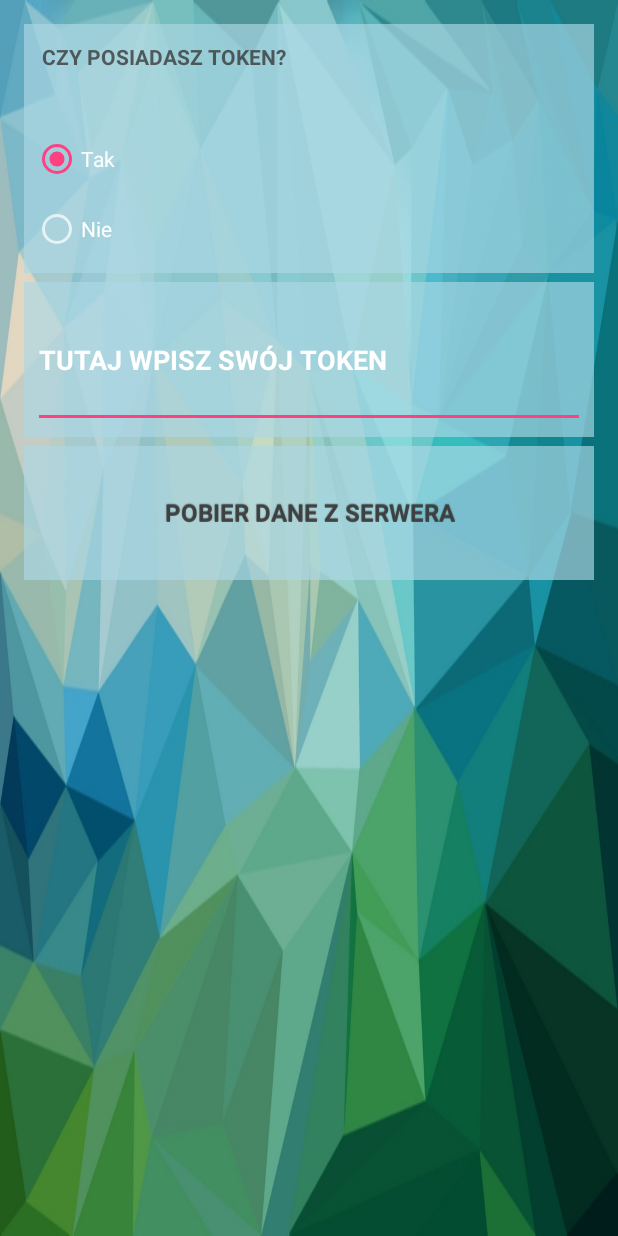
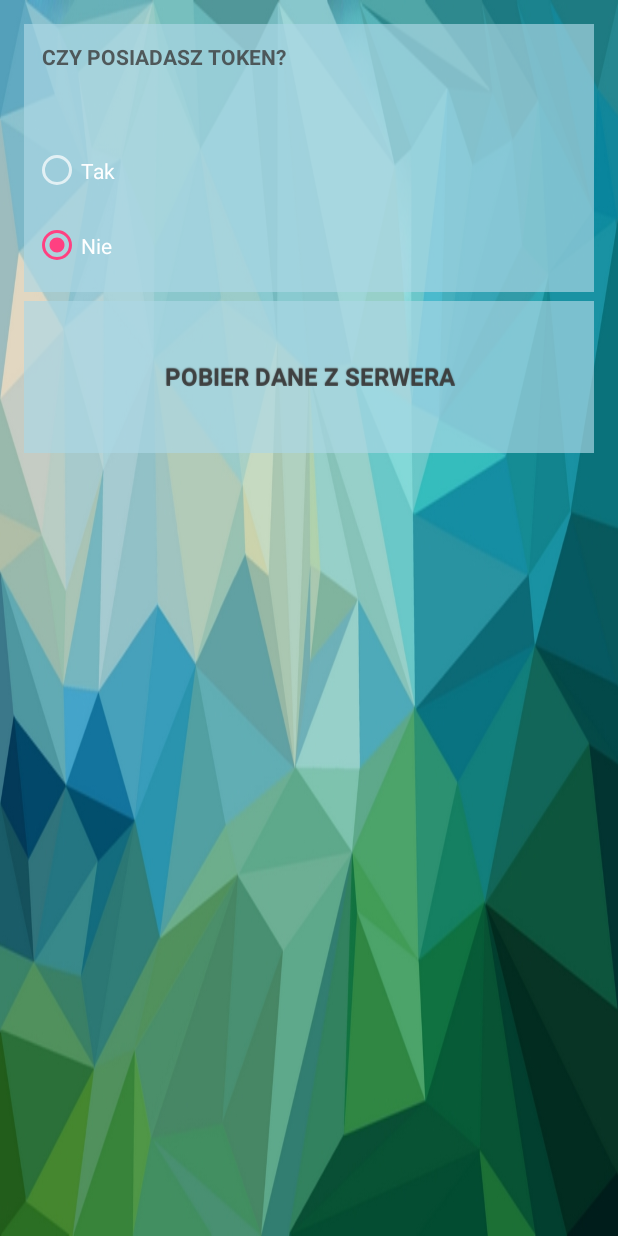
Before and after one commit to mateusz93/Students-henchman, an Android app: the ReadDataActivity screen opened directly, with no data from a screen before it, on a phone screen of 412 x 824 dp. Run offline under Robolectric (Android 15) with nearby library versions, the phone set to English and light mode, and no system bars.

Commit message:
Pojawiajacy sie / znikajacy EditText dla tokenow

```diff
--- a/StudentsHenchmanClient/app/src/main/java/edu/p/lodz/pl/studentshenchman/ReadDataActivity.java
+++ b/StudentsHenchmanClient/app/src/main/java/edu/p/lodz/pl/studentshenchman/ReadDataActivity.java
@@ -3,6 +3,13 @@ package edu.p.lodz.pl.studentshenchman;
 import android.content.Intent;
 import android.support.v7.app.AppCompatActivity;
 import android.os.Bundle;
+import android.view.View;
+import android.widget.Button;
+import android.widget.CompoundButton;
+import android.widget.EditText;
+import android.widget.RadioButton;
+import android.widget.RadioGroup;
+import android.widget.TableRow;
 
 import edu.p.lodz.pl.studentshenchman.abstract_ui.StudentShenchmanMainActivity;
 
@@ -13,6 +20,21 @@ public class ReadDataActivity extends StudentShenchmanMainActivity {
     protected void onCreate(Bundle savedInstanceState) {
         super.onCreate(savedInstanceState);
         setContentView(R.layout.activity_read_data);
+
+        final TableRow tokenValueTableRow = (TableRow) findViewById(R.id.tokenValueTableRow);
+
+        RadioGroup radioGroup = (RadioGroup) findViewById(R.id.tokenRadioGroup);
+        radioGroup.setOnCheckedChangeListener(new RadioGroup.OnCheckedChangeListener() {
+            @Override
+            public void onCheckedChanged(RadioGroup group, int checkedId) {
+                if (checkedId == R.id.tokenAvailable) {
+                    tokenValueTableRow.setVisibility(View.VISIBLE);
+                } else if (checkedId == R.id.tokenNotAvailable) {
+                    tokenValueTableRow.setVisibility(View.GONE);
+                }
+            }
+        });
+
     }
 
     @Override
--- a/StudentsHenchmanClient/app/src/main/res/layout/activity_read_data.xml
+++ b/StudentsHenchmanClient/app/src/main/res/layout/activity_read_data.xml
@@ -67,7 +67,6 @@
                                 android:layout_width="fill_parent"
                                 android:layout_height="fill_parent"
                                 android:text="Tak"
-                                android:checked="true"
                                 android:layout_column="0"
                                 android:layout_weight="1"/>
 
@@ -76,6 +75,7 @@
                                 android:layout_width="fill_parent"
                                 android:layout_height="fill_parent"
                                 android:text="Nie"
+                                android:checked="true"
                                 android:layout_column="1"
                                 android:layout_weight="1"/>
                         </RadioGroup>
@@ -93,7 +93,9 @@
                 android:layout_weight="0.1"
                 android:background="#AAADD8E6"
                 android:padding="@dimen/activity_main_textview_padding"
-                android:layout_marginTop="@dimen/activity_main_button_margin">
+                android:layout_marginTop="@dimen/activity_main_button_margin"
+                android:id="@+id/tokenValueTableRow"
+                android:visibility="gone">
 
                 <EditText
                     android:layout_width="fill_parent"
```
